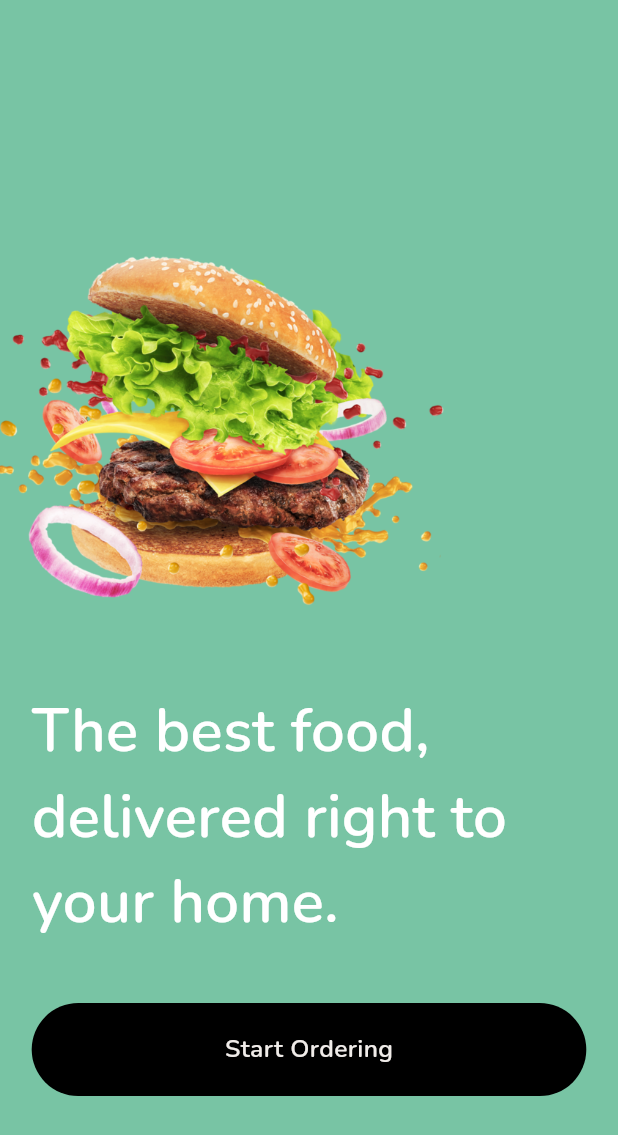
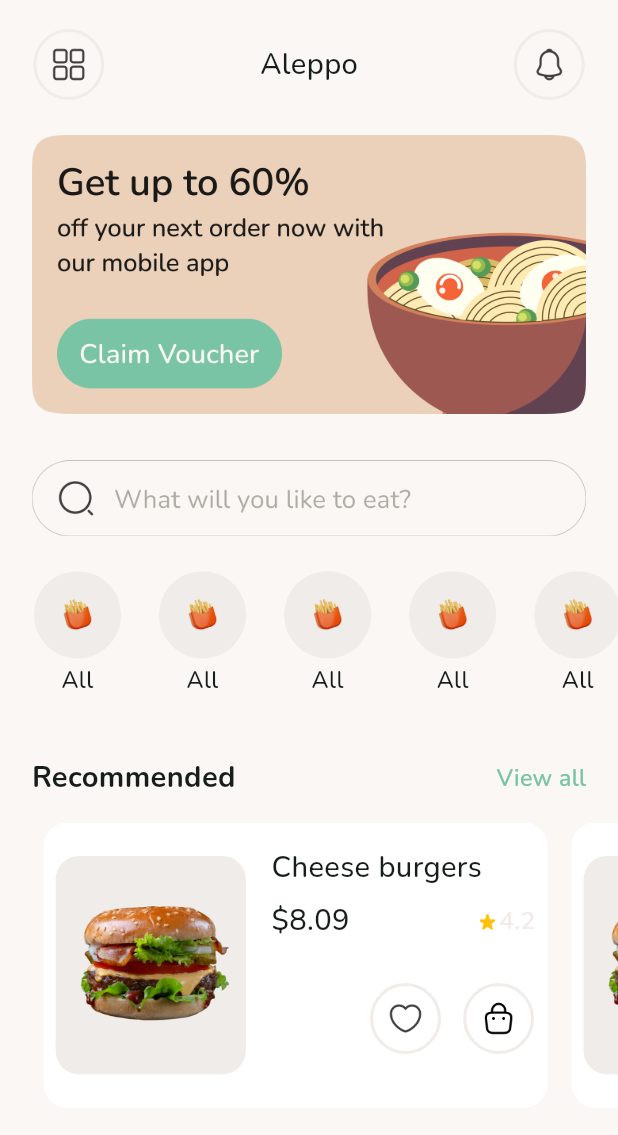
Before and after one commit to fat7i-alghareeb/food_ordering, a Flutter app: the screen it shows after launch, on a phone screen of 412 x 824 dp. Shown: the top 1135 px of the screen. Run offline on Flutter 3.47's test engine with Material 3 defaults, Android fonts, the phone set to English and light mode, and no system bars; our stand-ins replace flutter_screenutil.

Commit message:
finishes the home screen ui

```diff
--- /dev/null
+++ b/lib/features/home/presentation/screens/widgets/home_screen.dart
@@ -0,0 +1,324 @@
+import 'package:flutter/cupertino.dart';
+import 'package:flutter/material.dart';
+import 'package:flutter/services.dart';
+import 'package:flutter/widgets.dart';
+import 'package:flutter_screenutil/flutter_screenutil.dart';
+import 'package:food_ordering/utils/app_text_styles.dart';
+import 'package:food_ordering/utils/assets.dart';
+import 'package:food_ordering/utils/constants.dart';
+import 'package:food_ordering/utils/extensions.dart';
+import 'package:food_ordering/utils/spacing.dart';
+
+class HomeScreen extends StatelessWidget {
+  const HomeScreen({super.key});
+
+  @override
+  Widget build(BuildContext context) {
+    SystemChrome.setSystemUIOverlayStyle(
+      SystemUiOverlayStyle(
+        statusBarColor: Colors.transparent,
+        systemNavigationBarColor: context.backgroundColor(),
+      ),
+    );
+    return Scaffold(
+      body: SafeArea(
+        child: CustomScrollView(
+          slivers: [
+            sliverVerticalSpace(20),
+            const CustomAppBar(
+              image1: Assets.menu,
+              title: "Aleppo",
+              image2: Assets.notification,
+            ),
+            sliverVerticalSpace(24),
+            const HomeHeader(),
+            sliverVerticalSpace(24),
+            const CategoriesListView(),
+            sliverVerticalSpace(40),
+            SliverToBoxAdapter(
+              child: Column(
+                children: [
+                  Padding(
+                    padding: EdgeInsets.symmetric(horizontal: 20.w),
+                    child: Row(
+                      mainAxisAlignment: MainAxisAlignment.spaceBetween,
+                      children: [
+                        Flexible(
+                          child: Text(
+                            "Recommended",
+                            style: Styles.w600s20
+                                .copyWith(fontWeight: FontWeight.bold),
+                          ),
+                        ),
+                        Flexible(
+                          child: Text(
+                            "View all",
+                            style: Styles.w500s16.copyWith(
+                              color: context.primaryColor(),
+                            ),
+                          ),
+                        )
+                      ],
+                    ),
+                  ),
+                  verticalSpace(16),
+                  SizedBox(
+                    height: 196.h,
+                    child: ListView.builder(
+                      scrollDirection: Axis.horizontal,
+                      padding: EdgeInsets.only(left: 20.w),
+                      itemBuilder: (context, index) => Padding(
+                        padding: const EdgeInsets.symmetric(horizontal: 8),
+                        child: Container(
+                          width: 318.w,
+                          decoration: BoxDecoration(
+                            borderRadius:
+                                BorderRadius.circular(Constants.borderRadius),
+                            color: context.tertiaryColor(),
+                          ),
+                          child: Padding(
+                            padding: const EdgeInsets.symmetric(
+                                horizontal: 8, vertical: 16),
+                            child: Row(
+                              children: [
+                                Container(
+                                  height: 150.h,
+                                  width: 120.w,
+                                  decoration: BoxDecoration(
+                                    borderRadius: BorderRadius.circular(
+                                        Constants.borderRadius),
+                                    color: context.secondaryColor(),
+                                  ),
+                                  child: Center(
+                                    child: Image.asset(
+                                      Assets.bigBurger,
+                                    ),
+                                  ),
+                                ),
+                                horizontalSpace(16),
+                                Expanded(
+                                  child: Column(
+                                    crossAxisAlignment:
+                                        CrossAxisAlignment.start,
+                                    children: [
+                                      Text(
+                                        "Cheese burgers",
+                                        style: Styles.w500s20,
+                                        maxLines: 1,
+                                        overflow: TextOverflow.ellipsis,
+                                      ),
+                                      verticalSpace(8),
+                                      Row(
+                                        mainAxisAlignment:
+                                            MainAxisAlignment.spaceBetween,
+                                        children: [
+                                          Text(
+                                            "\$8.09",
+                                            style: Styles.w500s20,
+                                          ),
+                                          Row(
+                                            children: [
+                                              Icon(
+                                                Icons.star_rate_rounded,
+                                                color: Colors.amber,
+                                                size: 15.dg,
+                                              ),
+                                              Text(
+                                                "4.2",
+                                                style: Styles.w500s17.copyWith(
+                                                  color:
+                                                      context.secondaryColor(),
+                                                ),
+                                              )
+                                            ],
+                                          )
+                                        ],
+                                      ),
+                                      verticalSpace(28),
+                                      Row(
+                                        mainAxisAlignment:
+                                            MainAxisAlignment.end,
+                                        children: [
+                                          AppIcon(
+                                            icon: Image.asset(
+                                              Assets.heartOutlined,
+                                              height: 24.h,
+                                              width: 24.w,
+                                            ),
+                                          ),
+                                          horizontalSpace(12),
+                                          AppIcon(
+                                            icon: Image.asset(
+                                              Assets.cartOutlined,
+                                              color:
+                                                  context.onBackgroundColor(),
+                                              height: 24.h,
+                                              width: 24.w,
+                                            ),
+                                          ),
+                                        ],
+                                      )
+                                    ],
+                                  ),
+                                )
+                              ],
+                            ),
+                          ),
+                        ),
+                      ),
+                    ),
+                  )
+                ],
+              ),
+            ),
+            sliverVerticalSpace(100)
+          ],
+        ),
+      ),
+    );
+  }
+}
+
+class HomeHeader extends StatelessWidget {
+  const HomeHeader({
+    super.key,
+  });
+
+  @override
+  Widget build(BuildContext context) {
+    return SliverToBoxAdapter(
+      child: Padding(
+        padding: EdgeInsets.symmetric(horizontal: 20.w),
+        child: Column(
+          children: [
+            Image.asset(Assets.adBanner),
+            verticalSpace(32),
+            Image.asset(Assets.search),
+          ],
+        ),
+      ),
+    );
+  }
+}
+
+class CustomAppBar extends StatelessWidget {
+  const CustomAppBar({
+    super.key,
+    required this.image1,
+    this.image2,
+    required this.title,
+  });
+  final String image1;
+  final String? image2;
+  final String title;
+  @override
+  Widget build(BuildContext context) {
+    return SliverToBoxAdapter(
+      child: Padding(
+        padding: EdgeInsets.symmetric(horizontal: 20.w),
+        child: Row(
+          mainAxisAlignment: MainAxisAlignment.spaceBetween,
+          children: [
+            AppIcon(
+              icon: Image.asset(
+                image1,
+                height: 24.h,
+                width: 24.w,
+              ),
+            ),
+            Flexible(
+              child: Text(
+                title,
+                style: Styles.w500s20,
+              ),
+            ),
+            image2 != null
+                ? AppIcon(
+                    icon: Image.asset(
+                      image2!,
+                      height: 24.h,
+                      width: 24.w,
+                    ),
+                  )
+                : SizedBox(
+                    height: 46.h,
+                    width: 46.w,
+                  )
+          ],
+        ),
+      ),
+    );
+  }
+}
+
+class AppIcon extends StatelessWidget {
+  final Widget icon;
+
+  const AppIcon({super.key, required this.icon});
+
+  @override
+  Widget build(BuildContext context) {
+    return Container(
+      padding: const EdgeInsets.all(10),
+      decoration: BoxDecoration(
+        shape: BoxShape.circle,
+        border: Border.all(
+          color: context.secondaryColor(),
+          width: 2.0,
+        ),
+      ),
+      child: Center(
+        child: icon,
+      ),
+    );
+  }
+}
+
+class CategoriesListView extends StatelessWidget {
+  const CategoriesListView({super.key});
+  @override
+  Widget build(BuildContext context) {
+    return SliverToBoxAdapter(
+      child: SizedBox(
+        height: 88.h,
+        child: ListView.builder(
+          padding: const EdgeInsets.only(left: 10),
+          scrollDirection: Axis.horizontal,
+          itemCount: 10,
+          itemBuilder: (context, index) => Padding(
+            padding: const EdgeInsets.symmetric(horizontal: 10),
+            child: Column(
+              crossAxisAlignment: CrossAxisAlignment.center,
+              children: [
+                SizedBox(
+                  height: 60.h,
+                  width: 60.w,
+                  child: CircleAvatar(
+                    backgroundColor: context.secondaryColor(),
+                    child: Image.asset(
+                      Assets.all,
+                      height: 35.h,
+                    ),
+                  ),
+                ),
+                verticalSpace(4),
+                Flexible(
+                  child: SizedBox(
+                    width: 60.w,
+                    child: Text(
+                      textAlign: TextAlign.center,
+                      "All",
+                      maxLines: 2,
+                      overflow: TextOverflow.ellipsis,
+                      style: Styles.w500s16,
+                    ),
+                  ),
+                )
+              ],
+            ),
+          ),
+        ),
+      ),
+    );
+  }
+}
--- a/lib/main.dart
+++ b/lib/main.dart
@@ -2,6 +2,7 @@ import 'dart:developer';
 
 import 'package:flutter/material.dart';
 import 'package:flutter_screenutil/flutter_screenutil.dart';
+import 'package:food_ordering/features/home/presentation/screens/widgets/home_screen.dart';
 import 'package:food_ordering/features/on_boarding/presentation/screens/on_boarding_screen.dart';
 import 'package:food_ordering/utils/extensions.dart';
 import 'package:food_ordering/utils/themes.dart';
@@ -23,7 +24,7 @@ class MyApp extends StatelessWidget {
         title: 'Food Ordering',
         theme: lightMode,
         debugShowCheckedModeBanner: false,
-        home: const OnBoardingScreen(),
+        home: const HomeScreen(),
       ),
     );
   }
--- a/lib/utils/assets.dart
+++ b/lib/utils/assets.dart
@@ -15,9 +15,10 @@ class Assets {
   static const String heartOutlined = "images/heart_outlined.png";
   static const String home = "images/home.png";
   static const String menu = "images/menu.png";
-  static const String notifications = "images/notifications.png";
+  static const String notification = "images/notification.png";
   static const String pizza = "images/pizza.png";
   static const String profileCircle = "images/profile_circle.png";
   static const String smallBurger = "images/all.png";
   static const String onBoarding = "images/on_boarding.png";
+  static const String search = "images/search.png";
 }
--- a/lib/utils/constants.dart
+++ b/lib/utils/constants.dart
@@ -1,4 +1,6 @@
+import 'package:flutter_screenutil/flutter_screenutil.dart';
+
 class Constants {
-  static double borderRadius = 16;
-  static double buttonRadius = 40;
+  static double borderRadius = 16.r;
+  static double buttonRadius = 40.r;
 }
--- a/lib/utils/extensions.dart
+++ b/lib/utils/extensions.dart
@@ -8,6 +8,7 @@ extension ColorScheme on BuildContext {
   Color onSecondaryColor() => Theme.of(this).colorScheme.onSecondary;
   Color onBackgroundColor() => Theme.of(this).colorScheme.onBackground;
   Color tertiaryColor() => Theme.of(this).colorScheme.tertiary;
+  Color backgroundColor() => Theme.of(this).colorScheme.background;
 }
 
 extension MediaQueryExtension on BuildContext {
```
Also changed, not shown: images/notification.png (added), images/notifications.png (deleted), images/search.png (added).
